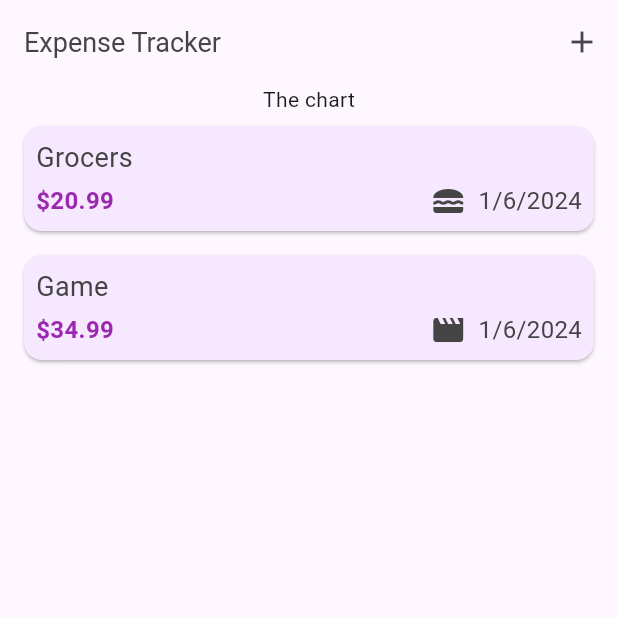
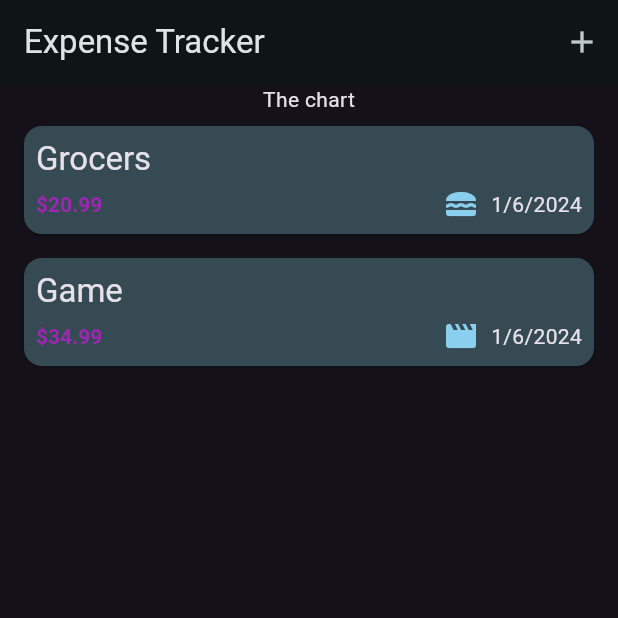
Before and after one commit to diyar214/expenses-tracker, a Flutter app: the screen it shows after launch, on a phone screen of 412 x 824 dp, the top half of it. Run offline on Flutter 3.47's test engine with Material 3 defaults, Android fonts, the phone set to English and light mode, and no system bars.

Commit message:
add: app theme

```diff
--- /dev/null
+++ b/lib/core/app_theme.dart
@@ -0,0 +1,52 @@
+import 'package:flutter/material.dart';
+
+var kColorScheme =
+    ColorScheme.fromSeed(seedColor: const Color.fromARGB(255, 96, 59, 181));
+
+var kDarkColorScheme = ColorScheme.fromSeed(
+  seedColor: const Color.fromARGB(255, 5, 99, 125),
+  brightness: Brightness.dark,
+);
+
+class AppTheme {
+  static ThemeData lightAppTheme() {
+    return ThemeData().copyWith(
+      colorScheme: kColorScheme,
+      appBarTheme: const AppBarTheme().copyWith(
+        backgroundColor: kColorScheme.onPrimaryContainer,
+        foregroundColor: kColorScheme.primaryContainer,
+      ),
+      cardTheme: const CardTheme().copyWith(
+        color: kColorScheme.secondaryContainer,
+        margin: const EdgeInsets.symmetric(horizontal: 16.0, vertical: 8.0),
+      ),
+      elevatedButtonTheme: ElevatedButtonThemeData(
+        style: ElevatedButton.styleFrom(
+          backgroundColor: kColorScheme.primaryContainer,
+        ),
+      ),
+      textTheme: ThemeData().textTheme.copyWith(
+            titleLarge: TextStyle(
+              fontWeight: FontWeight.normal,
+              color: kColorScheme.onSecondaryContainer,
+              fontSize: 16.0,
+            ),
+          ),
+    );
+  }
+
+  static ThemeData darkAppTheme() {
+    return ThemeData.dark().copyWith(
+      colorScheme: kDarkColorScheme,
+      cardTheme: const CardTheme().copyWith(
+        color: kDarkColorScheme.secondaryContainer,
+        margin: const EdgeInsets.symmetric(horizontal: 16.0, vertical: 8.0),
+      ),
+      elevatedButtonTheme: ElevatedButtonThemeData(
+        style: ElevatedButton.styleFrom(
+          backgroundColor: kDarkColorScheme.primaryContainer,
+        ),
+      ),
+    );
+  }
+}
--- a/lib/core/constant.dart
+++ /dev/null
@@ -1,6 +0,0 @@
-import 'package:flutter/material.dart';
-
-const Color cardColor = Color.fromARGB(255, 245, 232, 255);
-const Color primTextColor = Color.fromARGB(255, 68, 68, 68);
-Color secTextColor = Colors.purple.shade500;
-Color btnColor = Colors.purple.shade300;
--- a/lib/expenses/expenses.dart
+++ b/lib/expenses/expenses.dart
@@ -1,6 +1,5 @@
 import 'package:flutter/material.dart';
 
-import '../core/constant.dart';
 import '../core/enum_and_map.dart';
 import '../model/expense.dart';
 import 'widgets/expense_list.dart';
@@ -73,7 +72,6 @@ class _ExpensesState extends State<Expenses> {
       appBar: AppBar(
         title: Text(
           'Expense Tracker',
-          style: TextStyle(fontSize: 18.0, color: primTextColor),
         ),
         centerTitle: false,
         actions: [
--- a/lib/expenses/widgets/expense_item.dart
+++ b/lib/expenses/widgets/expense_item.dart
@@ -1,6 +1,5 @@
 import 'package:flutter/material.dart';
 
-import '../../core/constant.dart';
 import '../../core/enum_and_map.dart';
 import '../../model/expense.dart';
 
@@ -15,26 +14,23 @@ class ExpenseItem extends StatelessWidget {
   @override
   Widget build(BuildContext context) {
     return Card(
-      color: cardColor,
-      margin: EdgeInsets.symmetric(horizontal: 16, vertical: 8),
       shape: RoundedRectangleBorder(borderRadius: BorderRadius.circular(12)),
       child: Padding(
         padding: const EdgeInsets.all(8.0),
         child: Column(
           crossAxisAlignment: CrossAxisAlignment.start,
           children: [
-            Text(
-              expense.title,
-              style: TextStyle(fontSize: 18, color: primTextColor),
-            ),
-            const SizedBox(height: 4),
-            Row(children: [
+            Text(expense.title, style: Theme.of(context).textTheme.titleLarge),
+            const SizedBox(height: 4.0),
+            Row(
+              children: [
                 Text(
                   '\$${expense.amount.toStringAsFixed(2)}',
-                style: TextStyle(
-                    fontSize: 16,
-                    color: secTextColor,
-                    fontWeight: FontWeight.w600),
+                  style: Theme.of(context).textTheme.titleLarge!.copyWith(
+                        color: Colors.purple.shade500,
+                        fontSize: 14.0,
+                        fontWeight: FontWeight.bold,
+                      ),
                 ),
                 const Spacer(),
                 Row(
@@ -42,16 +38,16 @@ class ExpenseItem extends StatelessWidget {
                     Icon(
                       categoryIcons[expense.category],
                       size: 24,
-                    color: primTextColor,
+                      color: Theme.of(context).colorScheme.primary,
                     ),
                     const SizedBox(width: 8),
                     Text(
                       expense.formattedDate,
-                    style: TextStyle(fontSize: 16, color: primTextColor),
                     )
                   ],
-              )
-            ])
+                ),
+              ],
+            ),
           ],
         ),
       ),
--- a/lib/expenses/widgets/expense_list.dart
+++ b/lib/expenses/widgets/expense_list.dart
@@ -15,6 +15,20 @@ class ExpenseList extends StatelessWidget {
     return ListView.builder(
       itemCount: expenses.length,
       itemBuilder: (ctx, index) => Dismissible(
+        background: Container(
+          padding: const EdgeInsets.symmetric(horizontal: 16.0),
+          margin: EdgeInsets.symmetric(
+              horizontal: Theme.of(context).cardTheme.margin!.horizontal),
+          decoration: BoxDecoration(
+            color: Theme.of(context).colorScheme.error.withOpacity(0.65),
+            borderRadius: BorderRadius.circular(12),
+          ),
+          alignment: Alignment.centerRight,
+          child: Icon(
+            Icons.delete,
+            color: Colors.white,
+          ),
+        ),
         key: ValueKey(expenses[index]),
         onDismissed: (_) {
           onRemoveExpense(expenses[index]);
--- a/lib/main.dart
+++ b/lib/main.dart
@@ -1,3 +1,4 @@
+import 'package:expense_tracker/core/app_theme.dart';
 import 'package:flutter/material.dart';
 
 import 'expenses/expenses.dart';
@@ -9,7 +10,9 @@ class App extends StatelessWidget {
   Widget build(BuildContext context) {
     return MaterialApp(
       title: 'Expense Tracker',
-      theme: ThemeData(useMaterial3: true),
+      darkTheme: AppTheme.darkAppTheme(),
+      theme: AppTheme.lightAppTheme(),
+      themeMode: ThemeMode.dark,
       home: Expenses(),
     );
   }
```
Also changed, not shown: pubspec.lock. Lines whose indentation alone changed are shown as unchanged.
